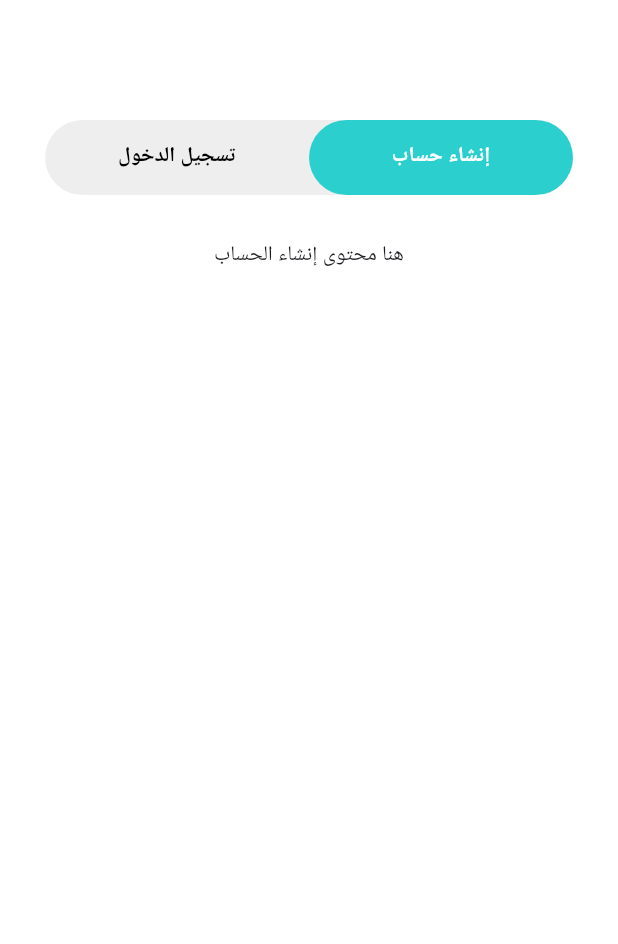
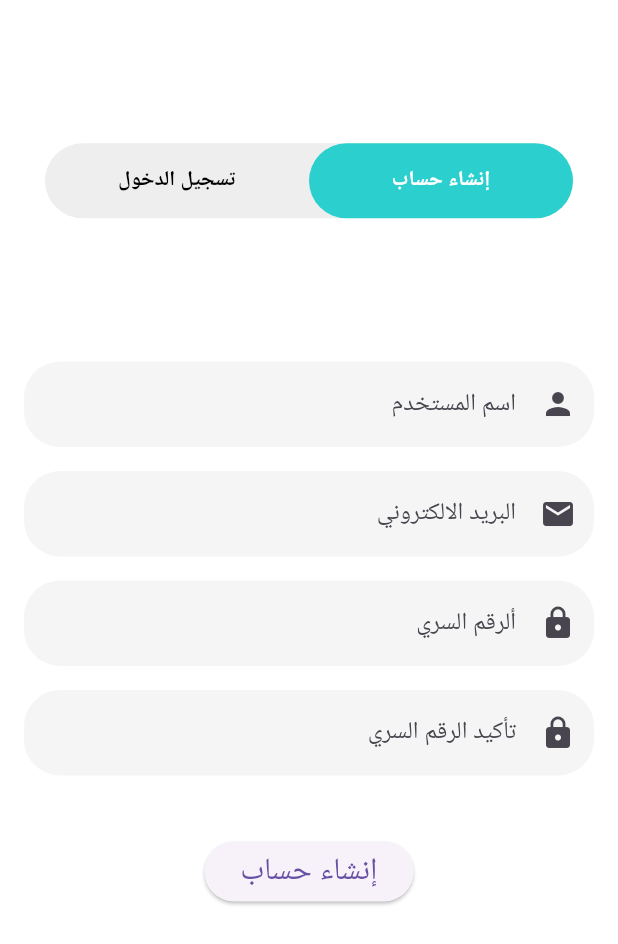
Before and after one commit to MohamedFares09/Boc-Doctor, a Flutter app: the screen it shows after launch, after a tap on "إنشاء حساب", on a phone screen of 412 x 824 dp. Shown: the top 944 px of the screen. Run offline on Flutter 3.47's test engine with Material 3 defaults, Android fonts, the phone set to English and light mode, and no system bars; our stand-ins replace bloc, dio, flutter_screenutil.

Commit message:
create login and signup screens

```diff
--- a/lib/main.dart
+++ b/lib/main.dart
@@ -1,4 +1,5 @@
 import 'package:flutter/material.dart';
+import 'package:flutter_screenutil/flutter_screenutil.dart';
 import 'package:s7tk/screens/login_screen.dart';
 import 'package:s7tk/screens/splash_screen.dart';
 
@@ -13,12 +14,21 @@ class MyApp extends StatelessWidget {
 
   @override
   Widget build(BuildContext context) {
-    return MaterialApp(
+    return  ScreenUtilInit(
+      designSize: const Size(360, 690),
+      minTextAdapt: true,
+      splitScreenMode: true,
+      builder: (context, child) {
+        return MaterialApp(
       debugShowCheckedModeBanner: false,
       routes: {
         "/login" : (context) => const LoginScreen(),
       },
-     home: SplashScreen(),
+     home: const SplashScreen(),
     );
+      },
+    );
+
+
   }
 }
--- a/lib/screens/login_screen.dart
+++ b/lib/screens/login_screen.dart
@@ -1,4 +1,7 @@
 import 'package:flutter/material.dart';
+import 'package:flutter_screenutil/flutter_screenutil.dart';
+import 'package:s7tk/widget/login_screen_body.dart';
+import 'package:s7tk/widget/sign_up_screen_body.dart';
 
 class LoginScreen extends StatefulWidget {
   const LoginScreen({super.key});
@@ -17,8 +20,8 @@ class _LoginScreensState extends State<LoginScreen> {
       backgroundColor: Colors.white,
       body: Column(
         children: [
-          const SizedBox(height: 80),
-          // Container الخاص بالأزرار
+           SizedBox(height: 80.h),
+
           Container(
             height: 50,
             margin: const EdgeInsets.symmetric(horizontal: 30),
@@ -28,7 +31,7 @@ class _LoginScreensState extends State<LoginScreen> {
             ),
             child: Row(
               children: [
-                // زر "تسجيل الدخول"
+
                 Expanded(
                   child: GestureDetector(
                     onTap: () {
@@ -67,7 +70,7 @@ class _LoginScreensState extends State<LoginScreen> {
                         color: !isLogin
                             ? const Color(0xFF2BD0CE)
                             : Colors.transparent,
-                        borderRadius: BorderRadius.circular(30),
+                        borderRadius: BorderRadius.circular(30.sp),
                       ),
                       alignment: Alignment.center,
                       child: Text(
@@ -83,13 +86,12 @@ class _LoginScreensState extends State<LoginScreen> {
               ],
             ),
           ),
-          const SizedBox(height: 30),
+           SizedBox(height: 30.h),
 
-          // هنا تقدر تضيف محتوى كل شاشة بناءً على isLogin
           if (isLogin)
-            const Text("هنا محتوى تسجيل الدخول")
+            LoginScreenBody()
           else
-            const Text("هنا محتوى إنشاء الحساب"),
+             SignUpScreenBody(),
         ],
       ),
     );
--- /dev/null
+++ b/lib/screens/sign_up_screen.dart
@@ -0,0 +1,13 @@
+import 'package:flutter/material.dart';
+import 'package:s7tk/widget/sign_up_screen_body.dart';
+
+class SignUpScreen extends StatelessWidget {
+  const SignUpScreen({super.key});
+
+  @override
+  Widget build(BuildContext context) {
+    return Scaffold(
+      body: SignUpScreenBody(),
+    );
+  }
+}
--- /dev/null
+++ b/lib/widget/custom_button.dart
@@ -0,0 +1,16 @@
+import 'package:flutter/material.dart';
+import 'package:flutter_screenutil/flutter_screenutil.dart';
+
+class CustomButton extends StatelessWidget {
+  const CustomButton({super.key , required this.text });
+ final String text;
+  @override
+  Widget build(BuildContext context) {
+    return ElevatedButton(
+        onPressed: () {},
+        child: Text(
+          text,
+          style: TextStyle(fontSize: 18.sp),
+        ));
+  }
+}
--- a/lib/widget/login_screen_body.dart
+++ b/lib/widget/login_screen_body.dart
@@ -1,4 +1,6 @@
 import 'package:flutter/material.dart';
+import 'package:flutter_screenutil/flutter_screenutil.dart';
+import 'package:s7tk/widget/custom_button.dart';
 import 'package:s7tk/widget/custom_text_field.dart';
 
 class LoginScreenBody extends StatelessWidget {
@@ -9,10 +11,17 @@ GlobalKey<FormState> formKey = GlobalKey<FormState>();
 
   @override
   Widget build(BuildContext context) {
-    return Column(
-      children: [
-        CustomTextFiled(icon: Icons.person, hintText: "البريد الالكتروني", controller: emailController)
-      ],
+    return Padding(
+      padding: const EdgeInsets.symmetric(horizontal: 16),
+      child: Column(
+        children: [
+          SizedBox(height: 50.h),
+          CustomTextFiled(icon: Icons.person, hintText: "البريد الالكتروني", controller: emailController),
+          CustomTextFiled(icon: Icons.lock, hintText: "ألرقم السري", controller: passwordController),
+          SizedBox(height: 20.h),
+          CustomButton(text: "تسجيل الدخول"),
+        ],
+      ),
     );
   }
 }
--- /dev/null
+++ b/lib/widget/sign_up_screen_body.dart
@@ -0,0 +1,29 @@
+import 'package:flutter/material.dart';
+import 'package:flutter_screenutil/flutter_screenutil.dart';
+import 'package:s7tk/widget/custom_button.dart';
+import 'package:s7tk/widget/custom_text_field.dart';
+
+class SignUpScreenBody extends StatelessWidget {
+   SignUpScreenBody({super.key});
+  final TextEditingController usernameController = TextEditingController();
+  final TextEditingController emailController = TextEditingController();
+  final TextEditingController passwordController = TextEditingController();
+  final TextEditingController confirmPasswordController = TextEditingController();
+  @override
+  Widget build(BuildContext context) {
+    return Padding(
+      padding: const EdgeInsets.symmetric(horizontal: 16.0),
+      child: Column(
+        children: [
+          SizedBox(height: 50.h),
+          CustomTextFiled(icon: Icons.person, hintText: "اسم المستخدم", controller: usernameController),
+          CustomTextFiled(icon: Icons.email, hintText: "البريد الالكتروني", controller: emailController),
+          CustomTextFiled(icon: Icons.lock, hintText: "ألرقم السري", controller: passwordController),
+          CustomTextFiled(icon: Icons.lock, hintText: "تأكيد الرقم السري", controller: confirmPasswordController),
+          SizedBox(height: 20.h),
+          CustomButton(text: "إنشاء حساب"),
+        ],
+      ),
+    );
+  }
+}
--- a/pubspec.yaml
+++ b/pubspec.yaml
@@ -34,6 +34,7 @@ dependencies:
   flutter:
     sdk: flutter
   flutter_bloc: ^9.1.0
+  flutter_screenutil: ^5.9.3
   flutter_svg: ^2.0.7
   font_awesome_flutter: ^10.8.0
   hive: ^2.2.3
```
Also changed, not shown: pubspec.lock.
